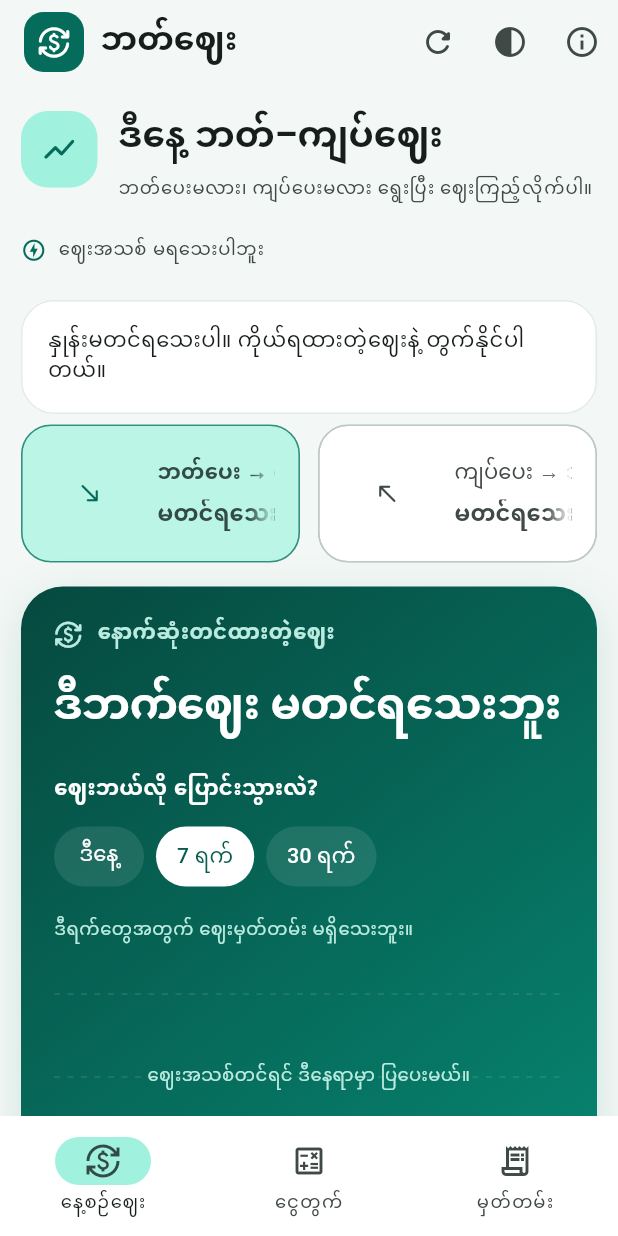
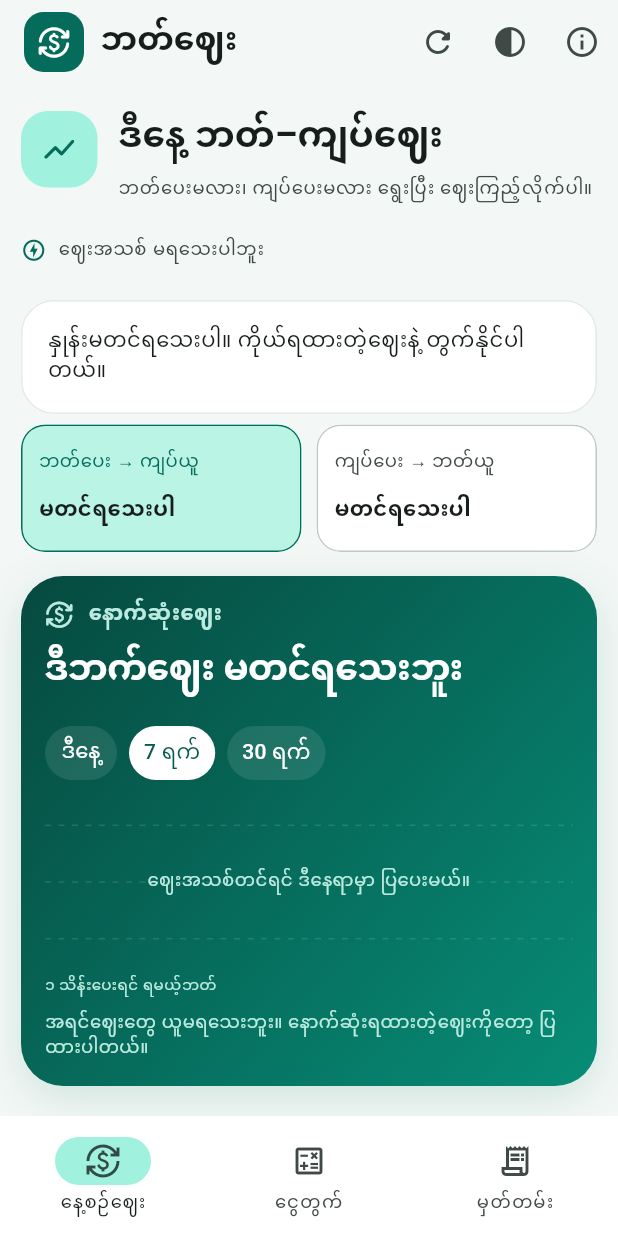
Before and after one commit to sharedbyatt-maker/thai-helper-app, a Flutter app: the screen it shows after launch, on a phone screen of 412 x 824 dp. Run offline on Flutter 3.47's test engine with Material 3 defaults, Android fonts, the light colour scheme and no system bars; our stand-ins replace share_plus, shared_preferences; network calls fail; Roboto replaces fonts that are missing (Noto Sans Myanmar).

Commit message:
Fix clipped phone direction cards and compact the mobile trend card (#11)
* Fix clipped mobile direction cards and shorten the phone rate chart

* Respect Myanmar font ascent/descent and verify text against the actual card clipping surface

```diff
--- a/flutter_app/lib/exchange/exchange_app.dart
+++ b/flutter_app/lib/exchange/exchange_app.dart
@@ -564,79 +564,114 @@ class _ExchangeHomeState extends State<ExchangeHome>
   Widget directionPicker({bool showRates = false}) => LayoutBuilder(
     builder: (context, constraints) {
       final scheme = Theme.of(context).colorScheme;
-      final width = showRates
-          ? constraints.maxWidth >= 360
-                ? (constraints.maxWidth - 12) / 2
-                : constraints.maxWidth
-          : null;
-      return Wrap(
-        spacing: 12,
-        runSpacing: 10,
-        children: ExchangeDirection.values.map((d) {
-          final q = dailyQuote(d);
-          final selected = d == direction;
-          return SizedBox(
-            width: width,
-            child: ChoiceChip(
-              label: Column(
+      final compact = MediaQuery.sizeOf(context).width < 600;
+      Widget tile(ExchangeDirection d) {
+        final q = dailyQuote(d), selected = d == direction;
+        final price = q == null
+            ? 'မတင်ရသေးပါ'
+            : compact
+            ? d == ExchangeDirection.thbMmk
+                  ? '${referenceRateText(q.rateMicros)} ဘတ်\nကျပ် ၁ သိန်း'
+                  : 'ကျပ် ၁ သိန်း\n${referenceRateText(q.rateMicros)} ဘတ်'
+            : quoteRateLabel(q).replaceFirst(' = ', ' → ');
+        return Semantics(
+          key: ValueKey('direction_${d.key}'),
+          button: true,
+          selected: selected,
+          label: '${d.label}။ ${q == null ? 'မတင်ရသေးပါ' : quoteRateLabel(q)}',
+          onTap: () => changeDirection(d),
+          child: ExcludeSemantics(
+            child: Material(
+              color: selected
+                  ? scheme.primaryContainer.withValues(alpha: .7)
+                  : Theme.of(context).cardTheme.color,
+              shape: RoundedRectangleBorder(
+                borderRadius: BorderRadius.circular(16),
+                side: BorderSide(
+                  color: selected ? scheme.primary : scheme.outlineVariant,
+                ),
+              ),
+              clipBehavior: Clip.antiAlias,
+              child: InkWell(
+                borderRadius: BorderRadius.circular(16),
+                onTap: () => changeDirection(d),
+                child: Padding(
+                  padding: EdgeInsets.all(compact ? 12 : 16),
+                  child: Column(
                     mainAxisSize: MainAxisSize.min,
                     crossAxisAlignment: CrossAxisAlignment.start,
                     children: [
                       Text(
                         d.label,
+                        softWrap: true,
+                        textHeightBehavior: const TextHeightBehavior(
+                          applyHeightToFirstAscent: false,
+                          applyHeightToLastDescent: false,
+                        ),
                         style: TextStyle(
-                      fontWeight: selected ? FontWeight.w700 : FontWeight.w500,
-                    ),
-                  ),
-                  if (showRates) ...[
-                    const SizedBox(height: 7),
+                          fontSize: compact ? 12 : 14,
+                          height: 1.5,
+                          color: selected
+                              ? scheme.primary
+                              : scheme.onSurfaceVariant,
+                        ),
+                      ),
+                      const SizedBox(height: 4),
                       Text(
-                      q == null
-                          ? 'မတင်ရသေးပါ'
-                          : quoteRateLabel(q).replaceFirst(' = ', ' → '),
-                      style: const TextStyle(
+                        price,
+                        softWrap: true,
+                        textHeightBehavior: const TextHeightBehavior(
+                          applyHeightToFirstAscent: false,
+                          applyHeightToLastDescent: false,
+                        ),
+                        style: TextStyle(
+                          fontSize: compact ? 14 : 16,
                           fontWeight: FontWeight.w700,
-                        fontSize: 15,
+                          height: 1.5,
                         ),
                       ),
                       if (q != null && !q.activeAt(DateTime.now()))
-                      const Padding(
-                        padding: EdgeInsets.only(top: 4),
-                        child: Text(
+                        const Text(
                           'ပြန်မစစ်ရသေး',
                           style: TextStyle(fontSize: 11),
                         ),
-                      ),
-                  ],
-                ],
-              ),
-              selected: selected,
+                    ],
+                  ),
+                ),
+              ),
+            ),
+          ),
+        );
+      }
+
+      if (showRates) {
+        return IntrinsicHeight(
+          child: Row(
+            crossAxisAlignment: CrossAxisAlignment.stretch,
+            children: [
+              Expanded(child: tile(ExchangeDirection.thbMmk)),
+              const SizedBox(width: 10),
+              Expanded(child: tile(ExchangeDirection.mmkThb)),
+            ],
+          ),
+        );
+      }
+      return Wrap(
+        spacing: 8,
+        runSpacing: 8,
+        children: ExchangeDirection.values
+            .map(
+              (d) => ChoiceChip(
+                key: ValueKey('direction_${d.key}'),
+                label: Text(d.label),
+                selected: d == direction,
                 onSelected: (_) => changeDirection(d),
-              showCheckmark: false,
-              avatar: Icon(
-                d == ExchangeDirection.thbMmk
-                    ? Icons.south_east_rounded
-                    : Icons.north_west_rounded,
-                size: 18,
-                color: selected ? scheme.primary : scheme.onSurfaceVariant,
-              ),
-              selectedColor: scheme.primaryContainer.withValues(alpha: .7),
-              backgroundColor: Theme.of(context).cardTheme.color,
-              side: BorderSide(
-                color: selected
-                    ? scheme.primary.withValues(alpha: .5)
-                    : scheme.outlineVariant,
-              ),
                 shape: RoundedRectangleBorder(
-                borderRadius: BorderRadius.circular(showRates ? 20 : 14),
-              ),
-              labelPadding: EdgeInsets.symmetric(
-                horizontal: showRates ? 8 : 4,
-                vertical: showRates ? 12 : 7,
-              ),
-            ),
-          );
-        }).toList(),
+                  borderRadius: BorderRadius.circular(14),
+                ),
+              ),
+            )
+            .toList(),
       );
     },
   );
--- a/flutter_app/lib/exchange/trend_card.dart
+++ b/flutter_app/lib/exchange/trend_card.dart
@@ -29,6 +29,7 @@ class _TrendCardState extends State<TrendCard> {
   String formatted(double n) => rateValueText(n, ExchangeDirection.mmkThb);
   @override
   Widget build(BuildContext context) {
+    final compact = MediaQuery.sizeOf(context).width < 600;
     final q =
         widget.quotes.where((q) => identity(q) == selected).firstOrNull ??
         widget.quotes.where((q) => q.activeAt(DateTime.now())).firstOrNull ??
@@ -47,7 +48,7 @@ class _TrendCardState extends State<TrendCard> {
         : null;
     return Container(
       key: const ValueKey('rate_trend_card'),
-      padding: const EdgeInsets.all(22),
+      padding: EdgeInsets.all(compact ? 16 : 22),
       decoration: BoxDecoration(
         gradient: const LinearGradient(
           begin: Alignment.topLeft,
@@ -81,18 +82,18 @@ class _TrendCardState extends State<TrendCard> {
                   size: 19,
                 ),
                 const Text(
-                  'နောက်ဆုံးတင်ထားတဲ့ဈေး',
+                  'နောက်ဆုံးဈေး',
                   style: TextStyle(color: pale, fontWeight: FontWeight.w600),
                 ),
                 if (q != null)
                   tag(active ? 'စစ်ထားပြီး' : 'ပြန်စစ်ဖို့လိုနေပြီ'),
               ],
             ),
-            const SizedBox(height: 16),
+            SizedBox(height: compact ? 8 : 16),
             Text(
               q == null ? 'ဒီဘက်ဈေး မတင်ရသေးဘူး' : quoteRateLabel(q),
-              style: const TextStyle(
-                fontSize: 29,
+              style: TextStyle(
+                fontSize: compact ? 24 : 29,
                 fontWeight: FontWeight.w700,
                 height: 1.6,
                 letterSpacing: -.3,
@@ -104,21 +105,23 @@ class _TrendCardState extends State<TrendCard> {
                 Text(
                   quotePerBahtLabel(q),
                   key: const ValueKey('per_baht_equivalent'),
-                  style: const TextStyle(
+                  style: TextStyle(
                     color: Colors.white,
-                    fontSize: 18,
+                    fontSize: compact ? 15 : 18,
                     fontWeight: FontWeight.w600,
                   ),
                 ),
               ],
+              if (!compact) ...[
                 const SizedBox(height: 6),
                 Text(
                   q.direction.label,
                   style: const TextStyle(color: pale, fontSize: 13),
                 ),
+              ],
               const SizedBox(height: 6),
               Text(
-                'နောက်ဆုံးစစ်ချိန် ${bangkokLabel(q.observedAt)}',
+                '${compact ? '' : 'နောက်ဆုံးစစ်ချိန် '}${bangkokLabel(q.observedAt)}',
                 style: const TextStyle(color: pale, fontSize: 12),
               ),
               if (!active)
@@ -170,12 +173,14 @@ class _TrendCardState extends State<TrendCard> {
                   }),
                 ),
               ),
-            const SizedBox(height: 22),
+            SizedBox(height: compact ? 12 : 22),
+            if (!compact) ...[
               const Text(
                 'ဈေးဘယ်လို ပြောင်းသွားလဲ?',
                 style: TextStyle(fontWeight: FontWeight.w600, fontSize: 14),
               ),
               const SizedBox(height: 10),
+            ],
             Wrap(
               spacing: 8,
               runSpacing: 8,
@@ -195,10 +200,10 @@ class _TrendCardState extends State<TrendCard> {
                         backgroundColor: days == n
                             ? Colors.white
                             : Colors.white.withValues(alpha: .10),
-                        minimumSize: const Size(60, 40),
-                        padding: const EdgeInsets.symmetric(
-                          horizontal: 14,
-                          vertical: 8,
+                        minimumSize: Size(compact ? 48 : 60, compact ? 36 : 40),
+                        padding: EdgeInsets.symmetric(
+                          horizontal: compact ? 10 : 14,
+                          vertical: compact ? 6 : 8,
                         ),
                       ),
                       child: Text(n == 1 ? 'ဒီနေ့' : '$n ရက်'),
@@ -206,11 +211,12 @@ class _TrendCardState extends State<TrendCard> {
                   ),
                 if (change != null)
                   tag(
-                    '${change >= 0 ? '+' : '-'} ${change.abs().toStringAsFixed(2)}% · မှတ်တမ်းကာလ',
+                    '${change >= 0 ? '+' : '-'} ${change.abs().toStringAsFixed(2)}%${compact ? '' : ' · မှတ်တမ်းကာလ'}',
                   ),
               ],
             ),
-            const SizedBox(height: 14),
+            if (!compact || focus != null) ...[
+              SizedBox(height: compact ? 6 : 14),
               Text(
                 focus != null
                     ? '${bangkokLabel(focus.timestamp, includeTime: focus.observedAt != null)} · ${formatted(referenceRateValue(focus.rateMicros))} ဘတ်'
@@ -223,6 +229,7 @@ class _TrendCardState extends State<TrendCard> {
                     : 'အမှတ်လေးကို ထိပြီး ဈေးနဲ့အချိန် ကြည့်လို့ရပါတယ်',
                 style: const TextStyle(color: pale, fontSize: 12, height: 1.8),
               ),
+            ],
             const SizedBox(height: 8),
             LayoutBuilder(
               builder: (context, c) => Semantics(
@@ -239,7 +246,7 @@ class _TrendCardState extends State<TrendCard> {
                     onHorizontalDragUpdate: (event) =>
                         selectPoint(event.localPosition.dx, c.maxWidth, points),
                     child: SizedBox(
-                      height: 158,
+                      height: compact ? 108 : 158,
                       width: double.infinity,
                       child: Stack(
                         children: [
@@ -310,13 +317,29 @@ class _TrendCardState extends State<TrendCard> {
                     ),
                 ],
               ),
-              const SizedBox(height: 16),
+              SizedBox(height: compact ? 8 : 16),
               Wrap(
-                spacing: 22,
+                spacing: compact ? 12 : 22,
                 runSpacing: 10,
                 children: [
-                  metric('အနိမ့်', formatted(low!)),
-                  metric('အမြင့်', formatted(high!)),
+                  compact
+                      ? Text(
+                          'အနိမ့် ${formatted(low!)}',
+                          style: const TextStyle(color: pale, fontSize: 12),
+                        )
+                      : metric('အနိမ့်', formatted(low!)),
+                  compact
+                      ? Text(
+                          'အမြင့် ${formatted(high!)}',
+                          style: const TextStyle(color: pale, fontSize: 12),
+                        )
+                      : metric('အမြင့်', formatted(high!)),
+                  if (compact)
+                    Text(
+                      '${points.length} ${days == 1 ? 'ခု' : 'ရက်'}',
+                      style: const TextStyle(color: pale, fontSize: 12),
+                    )
+                  else
                     metric(
                       days == 1 ? 'ဈေးတင်ထားတာ' : 'ဈေးတင်ထားတဲ့ရက်',
                       '${points.length} ${days == 1 ? 'ခု' : 'ရက်'}',
@@ -324,10 +347,14 @@ class _TrendCardState extends State<TrendCard> {
                 ],
               ),
             ],
-            const SizedBox(height: 12),
+            SizedBox(height: compact ? 8 : 12),
             Text(
-              '${history.cached ? 'သိမ်းထားတဲ့မှတ်တမ်း · ' : ''}${q?.direction == ExchangeDirection.thbMmk ? 'ကျပ် ၁ သိန်းရဖို့ ပေးရမယ့်ဘတ်' : 'ကျပ် ၁ သိန်းပေးရင် ရမယ့်ဘတ်'} · ထိုင်းအချိန်',
-              style: const TextStyle(color: pale, fontSize: 11, height: 1.8),
+              '${history.cached ? 'သိမ်းထားတဲ့မှတ်တမ်း · ' : ''}${q?.direction == ExchangeDirection.thbMmk ? '၁ သိန်းရဖို့ ပေးရမယ့်ဘတ်' : '၁ သိန်းပေးရင် ရမယ့်ဘတ်'}${compact ? '' : ' · ထိုင်းအချိန်'}',
+              style: TextStyle(
+                color: pale,
+                fontSize: compact ? 10 : 11,
+                height: 1.6,
+              ),
             ),
             if (widget.unavailable)
               const Padding(
@@ -339,12 +366,21 @@ class _TrendCardState extends State<TrendCard> {
               ),
             if (q != null && active)
               Padding(
-                padding: const EdgeInsets.only(top: 18),
+                padding: EdgeInsets.only(top: compact ? 12 : 18),
                 child: FilledButton.icon(
                   onPressed: () => widget.onCalculate(q),
                   style: FilledButton.styleFrom(
                     backgroundColor: Colors.white,
                     foregroundColor: const Color(0xff075d4d),
+                    minimumSize: compact
+                        ? const Size(double.infinity, 44)
+                        : null,
+                    padding: compact
+                        ? const EdgeInsets.symmetric(
+                            horizontal: 14,
+                            vertical: 10,
+                          )
+                        : null,
                   ),
                   icon: const Icon(Icons.calculate_outlined, size: 18),
                   label: const Text('ဒီနှုန်းနဲ့ တွက်မယ်'),
```
Also changed, not shown: 4 other files. Lines whose indentation alone changed are shown as unchanged.
